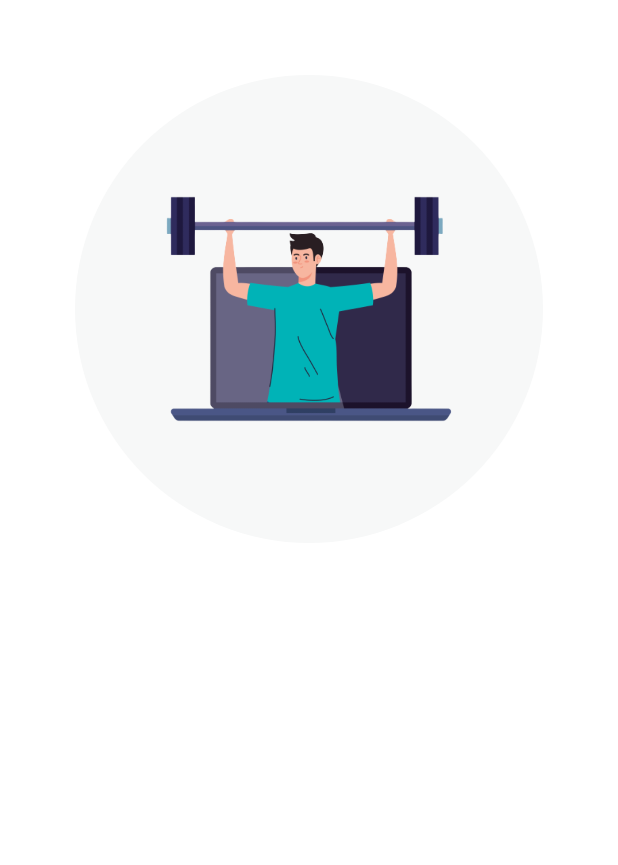
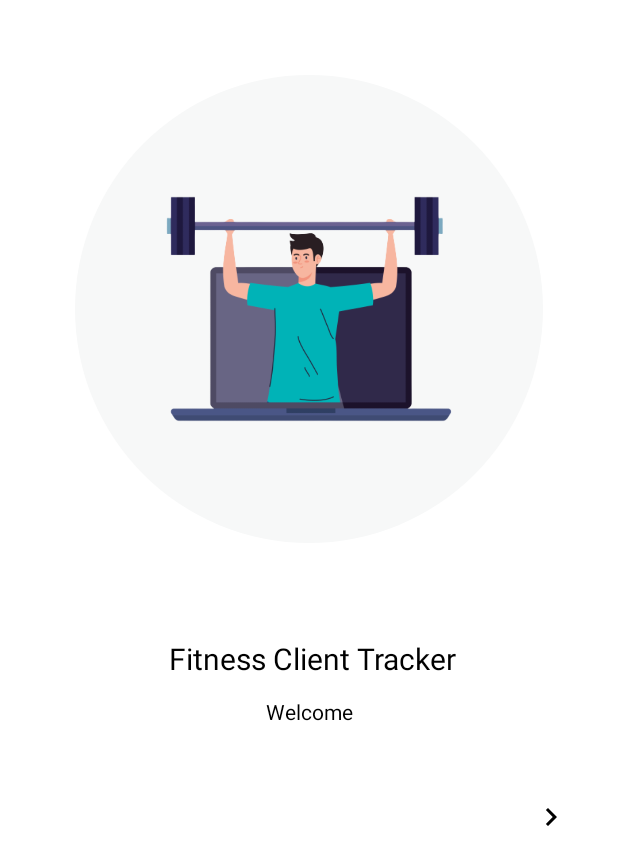
Before and after one commit to zvonacusbrle/FitnessClientTracker, an Android app built with Jetpack Compose: the screen it shows after launch (MainActivity), on a phone screen of 412 x 824 dp. Shown: the top 865 px of the screen. Run offline under Robolectric (Android 15) with nearby library versions, the phone set to English and light mode, and no system bars.

Commit message:
Add title text and arrow icon for next page

```diff
--- a/app/src/main/java/android/tvz/hr/fitnessclienttracker/onboarding/screens/FirstScreenFragment.kt
+++ b/app/src/main/java/android/tvz/hr/fitnessclienttracker/onboarding/screens/FirstScreenFragment.kt
@@ -11,6 +11,9 @@ import androidx.compose.foundation.layout.*
 import androidx.compose.foundation.rememberScrollState
 import androidx.compose.foundation.shape.CircleShape
 import androidx.compose.foundation.verticalScroll
+import androidx.compose.material.Button
+import androidx.compose.material.Icon
+import androidx.compose.material.IconButton
 import androidx.compose.material.Text
 import androidx.compose.ui.Alignment
 import androidx.compose.ui.Modifier
@@ -24,13 +27,12 @@ import androidx.compose.ui.platform.ComposeView
 import androidx.compose.ui.res.colorResource
 import androidx.compose.ui.res.painterResource
 import androidx.compose.ui.unit.dp
+import androidx.compose.ui.unit.sp
 import androidx.fragment.app.Fragment
 
 class FirstScreenFragment : Fragment() {
     override fun onCreateView(
-        inflater: LayoutInflater,
-        container: ViewGroup?,
-        savedInstanceState: Bundle?
+        inflater: LayoutInflater, container: ViewGroup?, savedInstanceState: Bundle?
     ): View {
         return ComposeView(requireContext()).apply {
             setContent {
@@ -47,8 +49,7 @@ class FirstScreenFragment : Fragment() {
                             .fillMaxSize()
                             .aspectRatio(1f)
                             .background(
-                                colorResource(id = R.color.bg_color),
-                                shape = CircleShape),
+                                colorResource(id = R.color.bg_color), shape = CircleShape),
                         contentAlignment = Alignment.Center
                     ) {
                         Image(
@@ -59,11 +60,32 @@ class FirstScreenFragment : Fragment() {
                                 .width(225.dp)
                         )
                     }
+                    Spacer(modifier = Modifier.height(16.dp))
+                    Text(text = " Fitness Client Tracker", fontSize = 20.sp)
+                    Spacer(modifier = Modifier.height(16.dp))
+                    Text(text = "Welcome")
+                    Spacer(modifier = Modifier.height(16.dp))
+                    Box(
+                        modifier = Modifier
+                            .fillMaxSize()
+                    ) {
+                        IconButton(
+                            onClick = { /*TODO*/ },
+                            modifier = Modifier
+                                .height(90.dp)
+                                .width(90.dp)
+                                .align(Alignment.TopEnd)
+                        ) {
+                            Icon(
+                                painter = painterResource(id = R.drawable.ic_baseline_keyboard_arrow_right_24),
+                                contentDescription = "",
+                            )
+                        }
+                    }
                 }
-                Spacer(modifier = Modifier.height(16.dp))
-
 
             }
+
         }
     }
 }
--- /dev/null
+++ b/app/src/main/res/drawable/ic_baseline_keyboard_arrow_right_24.xml
@@ -0,0 +1,5 @@
+<vector android:autoMirrored="true" android:height="24dp"
+    android:tint="#000000" android:viewportHeight="24"
+    android:viewportWidth="24" android:width="24dp" xmlns:android="http://schemas.android.com/apk/res/android">
+    <path android:fillColor="@android:color/white" android:pathData="M8.59,16.59L13.17,12 8.59,7.41 10,6l6,6 -6,6 -1.41,-1.41z"/>
+</vector>
--- a/app/src/main/res/values-night/themes.xml
+++ b/app/src/main/res/values-night/themes.xml
@@ -2,8 +2,8 @@
     <!-- Base application theme. -->
     <style name="Theme.FitnessClientTracker" parent="Theme.MaterialComponents.DayNight.DarkActionBar">
         <!-- Primary brand color. -->
-        <item name="colorPrimary">@color/purple_200</item>
-        <item name="colorPrimaryVariant">@color/purple_700</item>
+        <item name="colorPrimary">@color/bg_color</item>
+        <item name="colorPrimaryVariant">@color/bg_color</item>
         <item name="colorOnPrimary">@color/black</item>
         <!-- Secondary brand color. -->
         <item name="colorSecondary">@color/teal_200</item>
--- a/app/src/main/res/values/themes.xml
+++ b/app/src/main/res/values/themes.xml
@@ -4,7 +4,7 @@
         <!-- Primary brand color. -->
         <item name="android:windowLightStatusBar">true</item>
         <item name="colorPrimary">@color/white</item>
-        <item name="colorPrimaryVariant">@color/purple_700</item>
+        <item name="colorPrimaryVariant">@color/bg_color</item>
         <item name="colorOnPrimary">@color/white</item>
         <!-- Secondary brand color. -->
         <item name="colorSecondary">@color/teal_200</item>
```
